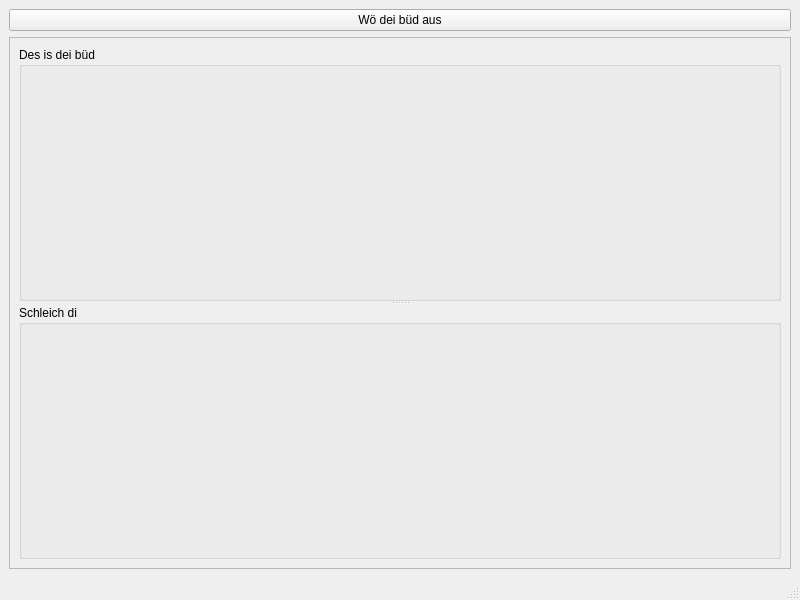
This is src/ui/mainwindow.ui in agrippa1994/python-qt5-cv as Qt 5 draws it before an edit. The edited form follows.
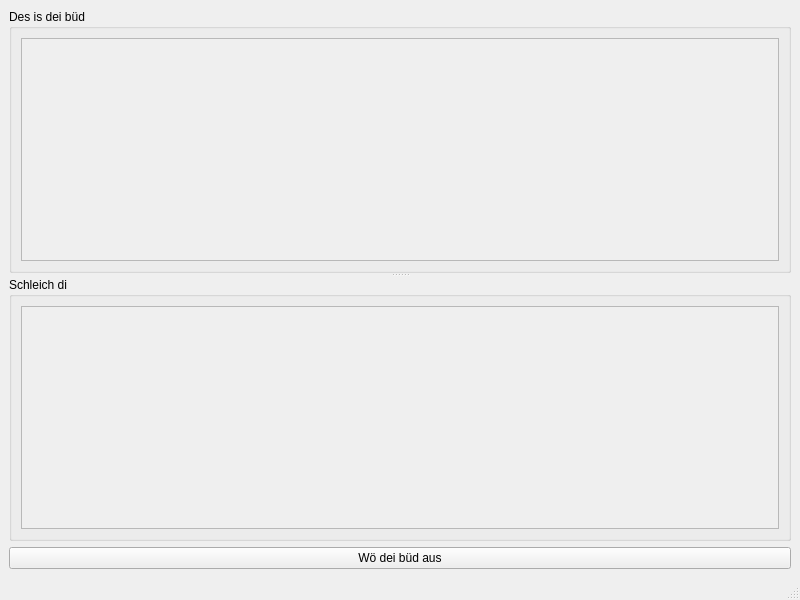
This is the edited form.

Commit message: clean up code and use scroll areas in the widgets

The edit to the form file:
```diff
--- a/src/ui/mainwindow.ui
+++ b/src/ui/mainwindow.ui
@@ -15,21 +15,6 @@
   </property>
   <widget class="QWidget" name="centralwidget">
    <layout class="QGridLayout" name="gridLayout">
-    <item row="1" column="0">
-     <widget class="QScrollArea" name="scrollArea">
-      <property name="widgetResizable">
-       <bool>true</bool>
-      </property>
-      <widget class="QWidget" name="scrollAreaWidgetContents">
-       <property name="geometry">
-        <rect>
-         <x>0</x>
-         <y>0</y>
-         <width>780</width>
-         <height>506</height>
-        </rect>
-       </property>
-       <layout class="QGridLayout" name="gridLayout_4">
         <item row="0" column="0">
          <widget class="QSplitter" name="splitter">
           <property name="orientation">
@@ -41,13 +26,29 @@
            </property>
            <layout class="QGridLayout" name="gridLayout_2">
             <item row="0" column="0">
+                                    <widget class="QScrollArea" name="scrollArea_2">
+                                        <property name="widgetResizable">
+                                            <bool>true</bool>
+                                        </property>
+                                        <widget class="QWidget" name="scrollAreaWidgetContents_2">
+                                            <property name="geometry">
+                                                <rect>
+                                                    <x>0</x>
+                                                    <y>0</y>
+                                                    <width>756</width>
+                                                    <height>207</height>
+                                                </rect>
+                                            </property>
+                                            <layout class="QGridLayout" name="gridLayout_4">
+                                                <item row="0" column="0">
              <widget class="QLabel" name="initial">
               <property name="text">
                <string/>
               </property>
-              <property name="scaledContents">
-               <bool>true</bool>
-              </property>
+                                                    </widget>
+                                                </item>
+                                            </layout>
+                                        </widget>
              </widget>
             </item>
            </layout>
@@ -58,6 +59,21 @@
            </property>
            <layout class="QGridLayout" name="gridLayout_3">
             <item row="0" column="0">
+                                    <widget class="QScrollArea" name="scrollArea">
+                                        <property name="widgetResizable">
+                                            <bool>true</bool>
+                                        </property>
+                                        <widget class="QWidget" name="scrollAreaWidgetContents">
+                                            <property name="geometry">
+                                                <rect>
+                                                    <x>0</x>
+                                                    <y>0</y>
+                                                    <width>756</width>
+                                                    <height>207</height>
+                                                </rect>
+                                            </property>
+                                            <layout class="QGridLayout" name="gridLayout_5">
+                                                <item row="0" column="0">
              <widget class="QLabel" name="result">
               <property name="text">
                <string/>
@@ -75,7 +91,7 @@
       </widget>
      </widget>
     </item>
-    <item row="0" column="0">
+                <item row="1" column="0">
      <widget class="QPushButton" name="choose">
       <property name="text">
        <string>Wö dei büd aus</string>
```
Left out of the diff: 2 changed lines with no effect on the pictures. Lines whose indentation alone changed are shown as unchanged. The commit also changes 3 other files.
